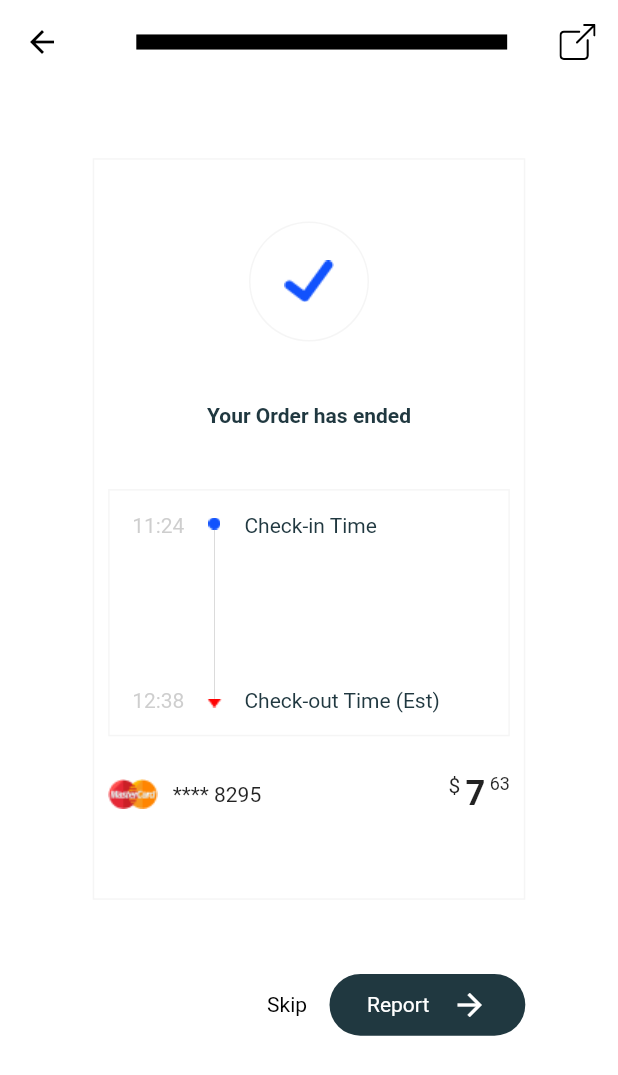
After one commit to khuramShabbir/kashif, a Flutter app: the OrderEnded screen opened directly, on a phone screen of 412 x 824 dp. The commit adds this screen. Shown: the top 1075 px of the screen. Run offline on Flutter 3.47's test engine with Material 2 defaults, Android fonts, the phone set to English and light mode, and no system bars; drawn by our look-alikes of percent_indicator; our stand-ins replace carousel_slider, flutter_otp_text_field, flutter_rating_bar, flutter_svg, get, im_stepper and 1 more; missing offline and left inert: shape_of_view_null_safe.

Commit message:
ui update on 13/08/2021

```diff
--- a/lib/order_taking_screens/ongoing_inspection.dart
+++ b/lib/order_taking_screens/ongoing_inspection.dart
@@ -3,6 +3,7 @@ import 'package:flutter/material.dart';
 import 'package:flutter_svg/svg.dart';
 import 'package:get/get.dart';
 import 'package:kashif/order_taking_screens/ongoing_inspection_pickup_address.dart';
+import 'package:kashif/order_taking_screens/scan_card_example.dart';
 import 'package:percent_indicator/linear_percent_indicator.dart';
 import '../utils.dart';
 
@@ -96,7 +97,9 @@ class _OngoingInspectionUiState extends State<OngoingInspectionUi> {
                               onChange: (value) {},
                               hintText: "2FABP7CWI8X13",
                               isOutlinedBorder: true,
-                              suffixIcon: Row(
+                              suffixIcon: InkWell(
+                                onTap: (){Get.to(()=>const ScanCardExample());},
+                                child: Row(
                                   mainAxisSize: MainAxisSize.min,
                                   children: [
                                     SvgPicture.asset(
@@ -105,6 +108,7 @@ class _OngoingInspectionUiState extends State<OngoingInspectionUi> {
                                     ),
                                     const Text("  Scan")
                                   ],
+                                ),
                               )),
                         ),
                         labelText('Car plate'),
--- /dev/null
+++ b/lib/order_taking_screens/order_ended.dart
@@ -0,0 +1,253 @@
+import 'package:flutter/cupertino.dart';
+import 'package:flutter/material.dart';
+import 'package:flutter_svg/svg.dart';
+import 'package:get/get.dart';
+import 'package:kashif/order_taking_screens/link_ui.dart';
+import 'package:percent_indicator/linear_percent_indicator.dart';
+
+import '../utils.dart';
+
+class OrderEnded extends StatefulWidget {
+  const OrderEnded({Key? key}) : super(key: key);
+
+  @override
+  _OrderEndedState createState() => _OrderEndedState();
+}
+
+class _OrderEndedState extends State<OrderEnded> {
+  Future ratingDialog() {
+    return Get.defaultDialog(title: "Rate Your Please", actions: [
+      SvgPicture.asset('assets/leftarrow.svg'),
+      SvgPicture.asset('assets/leftarrow.svg'),
+      SvgPicture.asset('assets/leftarrow.svg'),
+      SvgPicture.asset('assets/leftarrow.svg'),
+      SvgPicture.asset('assets/leftarrow.svg'),
+    ]);
+  }
+
+  @override
+  Widget build(BuildContext context) {
+    return Scaffold(
+      backgroundColor: Colors.white,
+      appBar: AppBar(
+        elevation: 0,
+        centerTitle: true,
+        backgroundColor: Colors.white,
+        leading: InkWell(
+          onTap: () {
+            Get.back();
+          },
+          child: const Icon(
+            Icons.arrow_back,
+            color: Colors.black,
+          ),
+        ),
+        actions: [
+          Padding(
+            padding: const EdgeInsets.only(right: 15.0),
+            child: InkWell(
+                onTap: () {
+                  Get.to(() => const LinkUi());
+                },
+                child: SvgPicture.asset('assets/menu.svg')),
+          )
+        ],
+        title: LinearPercentIndicator(
+          alignment: MainAxisAlignment.center,
+          width: Get.width * .6,
+          lineHeight: 10.0,
+          percent: progressBarPersent = 1.0,
+          backgroundColor: Colors.grey.withOpacity(.5),
+          progressColor: Colors.black,
+          padding: const EdgeInsets.all(0),
+        ),
+      ),
+      body: SizedBox(
+          width: Get.width,
+          height: Get.height,
+          child: Column(
+            children: [
+              SizedBox(
+                height: Get.height * .06,
+              ),
+              Container(
+                  height: Get.height * .6,
+                  width: Get.width * .7,
+                  decoration: BoxDecoration(
+                      border: Border.all(color: Colors.grey.withOpacity(.1))),
+                  child: Column(
+                    crossAxisAlignment: CrossAxisAlignment.center,
+                    children: [
+                      SizedBox(
+                        height: Get.height * .05,
+                      ),
+                      CircleAvatar(
+                        radius: 40,
+                        backgroundColor: Colors.grey.withOpacity(.1),
+                        child: CircleAvatar(
+                            child: Image.asset('assets/tick.png'),
+                            radius: 39,
+                            backgroundColor: Colors.white),
+                      ),
+                      SizedBox(
+                        height: Get.height * .05,
+                      ),
+                      const Text(
+                        'Your Order has ended',
+                        style: TextStyle(
+                            fontWeight: FontWeight.bold,
+                            color: Color(primaryColor)),
+                      ),
+                      SizedBox(
+                        height: Get.height * .05,
+                      ),
+                      Container(
+                        height: Get.height * .2,
+                        width: Get.width * .65,
+                        decoration: BoxDecoration(
+                            border:
+                                Border.all(color: Colors.grey.withOpacity(.1))),
+                        child: Row(
+                          children: [
+                            Padding(
+                              padding: const EdgeInsets.all(15.0),
+                              child: Column(
+                                mainAxisAlignment:
+                                    MainAxisAlignment.spaceBetween,
+                                children: [
+                                  Text('11:24',
+                                      style: TextStyle(
+                                          color: Colors.grey.withOpacity(.5))),
+                                  Text('12:38',
+                                      style: TextStyle(
+                                          color: Colors.grey.withOpacity(.5))),
+                                ],
+                              ),
+                            ),
+                            Padding(
+                              padding:
+                                  const EdgeInsets.symmetric(vertical: 18.0),
+                              child: Column(
+                                children: [
+                                  Image.asset(
+                                    "assets/blue_dot.png",
+                                  ),
+                                  Expanded(
+                                    child: Container(
+                                        width: .5,
+                                        color: Colors.grey.withOpacity(.5)),
+                                  ),
+                                  Image.asset(
+                                    "assets/red_triangle.png",
+                                  ),
+                                ],
+                              ),
+                            ),
+                            Padding(
+                              padding: const EdgeInsets.all(15.0),
+                              child: Column(
+                                crossAxisAlignment: CrossAxisAlignment.start,
+                                mainAxisAlignment:
+                                    MainAxisAlignment.spaceBetween,
+                                children: const [
+                                  Text('Check-in Time',
+                                      style: TextStyle(
+                                          color: Color(primaryColor))),
+                                  Text('Check-out Time (Est)',
+                                      style: TextStyle(
+                                          color: Color(primaryColor))),
+                                ],
+                              ),
+                            ),
+                          ],
+                        ),
+                      ),
+                      Padding(
+                        padding: const EdgeInsets.only(top: 25.0),
+                        child: SizedBox(
+                          width: Get.width * .65,
+                          child: Row(
+                            children: [
+                              Image.asset("assets/mastercard .png"),
+                              const Padding(
+                                padding: EdgeInsets.only(left: 10.0),
+                                child: Text("**** 8295"),
+                              ),
+                              const Expanded(
+                                child: SizedBox(),
+                              ),
+                              Row(
+                                crossAxisAlignment: CrossAxisAlignment.start,
+                                children: const [
+                                  Text("\$ "),
+                                  Text(
+                                    "7",
+                                    style: TextStyle(
+                                        fontWeight: FontWeight.bold,
+                                        fontSize: 23),
+                                  ),
+                                  Text(
+                                    " 63",
+                                    style: TextStyle(fontSize: 12),
+                                  ),
+                                ],
+                              )
+                            ],
+                          ),
+                        ),
+                      )
+                    ],
+                  )),
+              SizedBox(
+                height: Get.height * .06,
+              ),
+              SizedBox(
+                width: Get.width * .7,
+                child: Row(
+                  children: [
+                    const Expanded(child: SizedBox()),
+                    Row(
+                      children: [
+                        Padding(
+                          padding: const EdgeInsets.only(right: 15.0),
+                          child: InkWell(
+                            onTap: () {
+                              ratingDialog();
+                            },
+                            child: const Text(
+                              "Skip",
+                              style: TextStyle(color: Colors.black),
+                            ),
+                          ),
+                        ),
+                        customButton(
+                            onClick: () {
+                              ratingDialog();
+                            },
+                            buttonHeight: Get.height * .05,
+                            buttonWidget: Padding(
+                              padding:
+                                  const EdgeInsets.symmetric(horizontal: 25.0),
+                              child: Row(
+                                children: const [
+                                  Padding(
+                                    padding: EdgeInsets.only(right: 15.0),
+                                    child: Text(
+                                      'Report',
+                                      style: TextStyle(color: Colors.white),
+                                    ),
+                                  ),
+                                  Icon(Icons.arrow_forward, color: Colors.white)
+                                ],
+                              ),
+                            ))
+                      ],
+                    ),
+                  ],
+                ),
+              )
+            ],
+          )),
+    );
+  }
+}
--- a/pubspec.yaml
+++ b/pubspec.yaml
@@ -38,6 +38,7 @@ dependencies:
   flutter_rating_bar:
   flutter_otp_text_field: ^1.0.0
   percent_indicator: "^2.1.7+2"
+  im_stepper: ^0.1.3
 
 
 
```
Also changed, not shown: lib/order_taking_screens/google_mape.dart (added, +54 -0 lines), lib/order_taking_screens/ongoing_inspection_pickup_address.dart (+11 -4 lines), lib/order_taking_screens/scan_card_example.dart (added, +60 -0 lines), lib/order_taking_screens/stepper_ui.dart (added, +155 -0 lines), lib/utils.dart (+12 -1 lines), assets/blue_dot.png (added), assets/camera.png (added), assets/carPng.png (added), assets/constrains.png (added), assets/red_triangle.png (added), assets/tick.png (added), assets/vin-03 1.png (added), lib/test.dart (added), pubspec.lock, 1 other file. Lines whose indentation alone changed are shown as unchanged.
